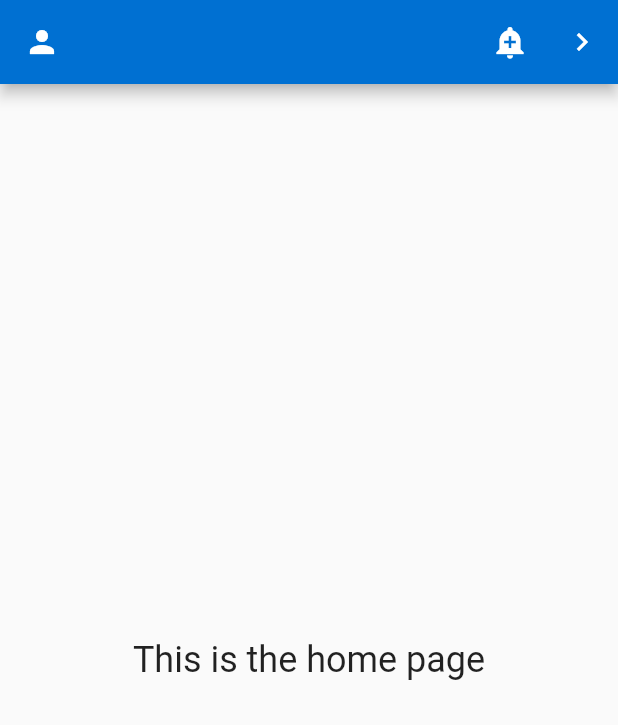
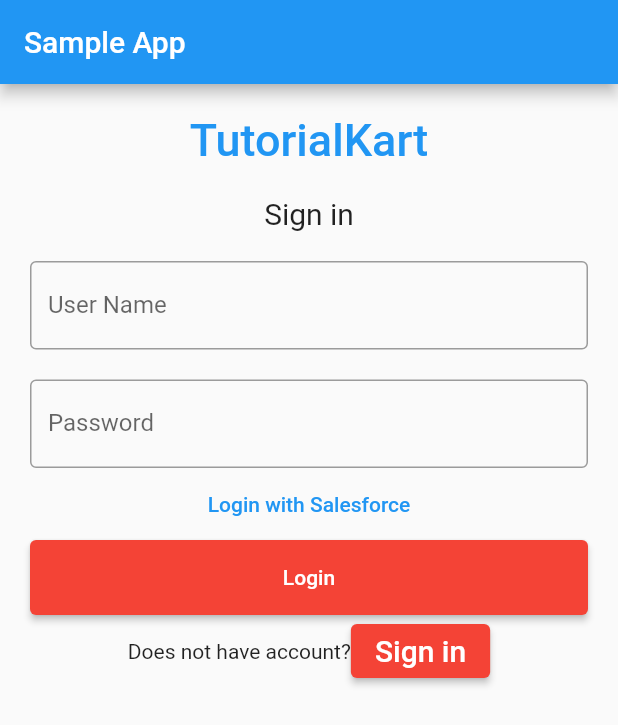
Before and after one commit to taitranomi/sf-clone-flutter, a Flutter app: the screen it shows after launch, on a phone screen of 412 x 824 dp. Shown: the top 725 px of the screen. Run offline on Flutter 3.47's test engine with Material 2 defaults, Android fonts, the phone set to English and light mode, and no system bars; missing offline and left inert: oauth2.

Commit message:
for a long time

```diff
--- /dev/null
+++ b/lib/login/login.dart
@@ -0,0 +1,158 @@
+import 'dart:io';
+
+import 'package:flutter/material.dart';
+import 'package:oauth2/oauth2.dart' as oauth2;
+
+class LoginScreen extends StatefulWidget {
+  const LoginScreen({Key? key}) : super(key: key);
+
+  @override
+  _LoginScreenState createState() => _LoginScreenState();
+}
+
+Future<void> redirect(Uri url) async {
+  // Client implementation detail
+}
+
+Future<Uri> listen(Uri url) async {
+  // Client implementation detail
+  return Uri();
+}
+
+class _LoginScreenState extends State<LoginScreen> {
+  TextEditingController nameController = TextEditingController();
+  TextEditingController passwordController = TextEditingController();
+
+
+  Future<void> _login() async {
+    // This URL is an endpoint that's provided by the authorization server. It's
+    // usually included in the server's documentation of its OAuth2 API.
+    final authorizationEndpoint =
+        Uri.parse('https://cmcinfinity-dev-ed.my.salesforce.com/services/oauth2/authorize');
+
+    // The user should supply their own username and password.
+    final username = 'tqtai@cts.com.vn';
+    final password = 'anhtaimmk@1234';
+
+    // The authorization server may issue each client a separate client
+    // identifier and secret, which allows the server to tell which client
+    // is accessing it. Some servers may also have an anonymous
+    // identifier/secret pair that any client may use.
+    //
+    // Some servers don't require the client to authenticate itself, in which case
+    // these should be omitted.
+    final identifier = '3MVG9YDQS5WtC11rWdcCAUYsljvKVu5IzgImWYMf_7GjORIztH1G_pO8GDxX4P3r6mSw3kZknaQ6W5CBOKAbq';
+    final secret = 'B3E1C3349AAFEB99A98E29A9F7CB3D8F7B56A62B640651F0869F74A09EA2B092';
+
+    // Make a request to the authorization endpoint that will produce the fully
+    // authenticated Client.
+    var client = await oauth2.resourceOwnerPasswordGrant(
+        authorizationEndpoint, username, password,
+        identifier: identifier, secret: secret);
+
+    // Once you have the client, you can use it just like any other HTTP client.
+    // var result = await client.read('http://example.com/protected-resources.txt');
+
+    // Once we're done with the client, save the credentials file. This will allow
+    // us to re-use the credentials and avoid storing the username and password
+    // directly.
+    File('~/.myapp/credentials.json').writeAsString(client.credentials.toJson());
+    print('asdasdas');
+  }
+
+  @override
+  Widget build(BuildContext context) {
+    return Scaffold(
+        appBar: AppBar(
+          title: Text('Sample App'),
+        ),
+        body: Padding(
+            padding: EdgeInsets.all(10),
+            child: ListView(
+              children: <Widget>[
+                Container(
+                    alignment: Alignment.center,
+                    padding: EdgeInsets.all(10),
+                    child: Text(
+                      'TutorialKart',
+                      style: TextStyle(
+                          color: Colors.blue,
+                          fontWeight: FontWeight.w500,
+                          fontSize: 30),
+                    )),
+                Container(
+                    alignment: Alignment.center,
+                    padding: EdgeInsets.all(10),
+                    child: Text(
+                      'Sign in',
+                      style: TextStyle(fontSize: 20),
+                    )),
+                Container(
+                  padding: EdgeInsets.all(10),
+                  child: TextField(
+                    controller: nameController,
+                    decoration: InputDecoration(
+                      border: OutlineInputBorder(),
+                      labelText: 'User Name',
+                    ),
+                  ),
+                ),
+                Container(
+                  padding: EdgeInsets.fromLTRB(10, 10, 10, 0),
+                  child: TextField(
+                    obscureText: true,
+                    controller: passwordController,
+                    decoration: InputDecoration(
+                      border: OutlineInputBorder(),
+                      labelText: 'Password',
+                    ),
+                  ),
+                ),
+                TextButton(
+                  onPressed: () {
+                    //forgot password screen
+                  },
+                  style: TextButton.styleFrom(
+                    primary: Colors.blue,
+                  ),
+                  child: Text('Login with Salesforce'),
+                ),
+                Container(
+                    height: 50,
+                    padding: EdgeInsets.fromLTRB(10, 0, 10, 0),
+                    child: ElevatedButton(
+                      style: ElevatedButton.styleFrom(
+                        primary: Colors.red, // background
+                        onPrimary: Colors.white, // foreground
+                      ),
+                      child: Text('Login'),
+                      // onPressed: () {
+                      //   print(nameController.text);
+                      //   print(passwordController.text);
+                      // },
+                      onPressed: _login,
+                    )),
+                Container(
+                    child: Row(
+                  children: <Widget>[
+                    Text('Does not have account?'),
+                    ElevatedButton(
+                      style: ElevatedButton.styleFrom(
+                        primary: Colors.red, // background
+                        onPrimary: Colors.white, // foreground
+                      ),
+                      child: Text(
+                        'Sign in',
+                        style: TextStyle(fontSize: 20),
+                      ),
+                      onPressed: () {
+                        //signup screen
+                      },
+                    )
+                  ],
+                  mainAxisAlignment: MainAxisAlignment.center,
+                ))
+              ],
+            )));
+  }
+}
--- a/lib/main.dart
+++ b/lib/main.dart
@@ -4,6 +4,7 @@
 // opens a [SnackBar], while the second action navigates to a new page.
 
 import 'package:flutter/material.dart';
+import 'package:sf_clone_flutter/login/login.dart';
 
 void main() => runApp(const MyApp());
 
@@ -17,7 +18,7 @@
   Widget build(BuildContext context) {
     return const MaterialApp(
       title: _title,
-      home: MyStatelessWidget(),
+      home: LoginScreen(),
     );
   }
 }
@@ -109,8 +110,7 @@
                   color: Color(0xFF0070D2),
                 ),
                 margin: EdgeInsets.all(0.0),
-                padding: EdgeInsets.all(0.0)
-              ),
+                padding: EdgeInsets.all(0.0)),
             ListTile(
               title: Text('Item 1'),
               onTap: () {
--- a/pubspec.yaml
+++ b/pubspec.yaml
@@ -29,6 +29,8 @@
   # Use with the CupertinoIcons class for iOS style icons.
   cupertino_icons: ^1.0.2
   hexcolor: ^2.0.3
+  flutter_login: ^1.1.0
+  oauth2: ^2.0.0
 
 dev_dependencies:
   flutter_test:
@@ -48,6 +50,7 @@
   # To add assets to your application, add an assets section, like this:
   assets:
     - assets/images/bad_luck_brian.jpg
+    - assets/images/sf_symbol.jpg
 
   # An image asset can refer to one or more resolution-specific "variants", see
   # https://flutter.dev/assets-and-images/#resolution-aware.
```
Also changed, not shown: assets/images/sf_symbol.jpg (added), pubspec.lock.
